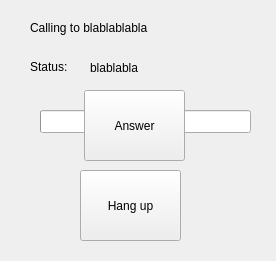
This is qt/callForm.ui in dimonk33/SIPhone as Qt 5 draws it before an edit. The edited form follows.
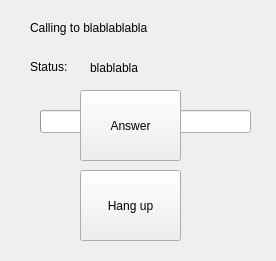
This is the edited form.

```diff
--- a/qt/callForm.ui
+++ b/qt/callForm.ui
@@ -90,7 +90,7 @@
   <widget class="QPushButton" name="answerButton">
    <property name="geometry">
     <rect>
-     <x>84</x>
+     <x>80</x>
      <y>90</y>
      <width>101</width>
      <height>71</height>
```
